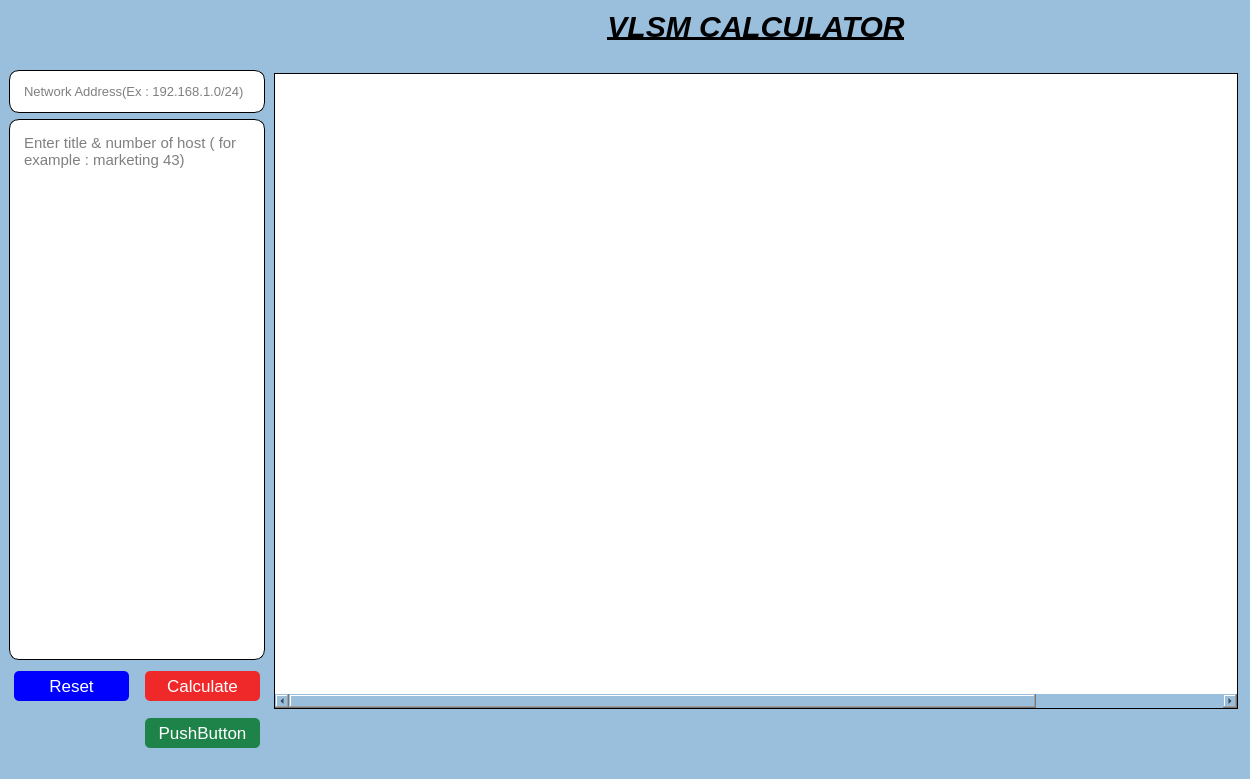
Qt form VLSM_Calculator/app.ui (Shad-Alam/VLSM-Calculator-App) before a commit.
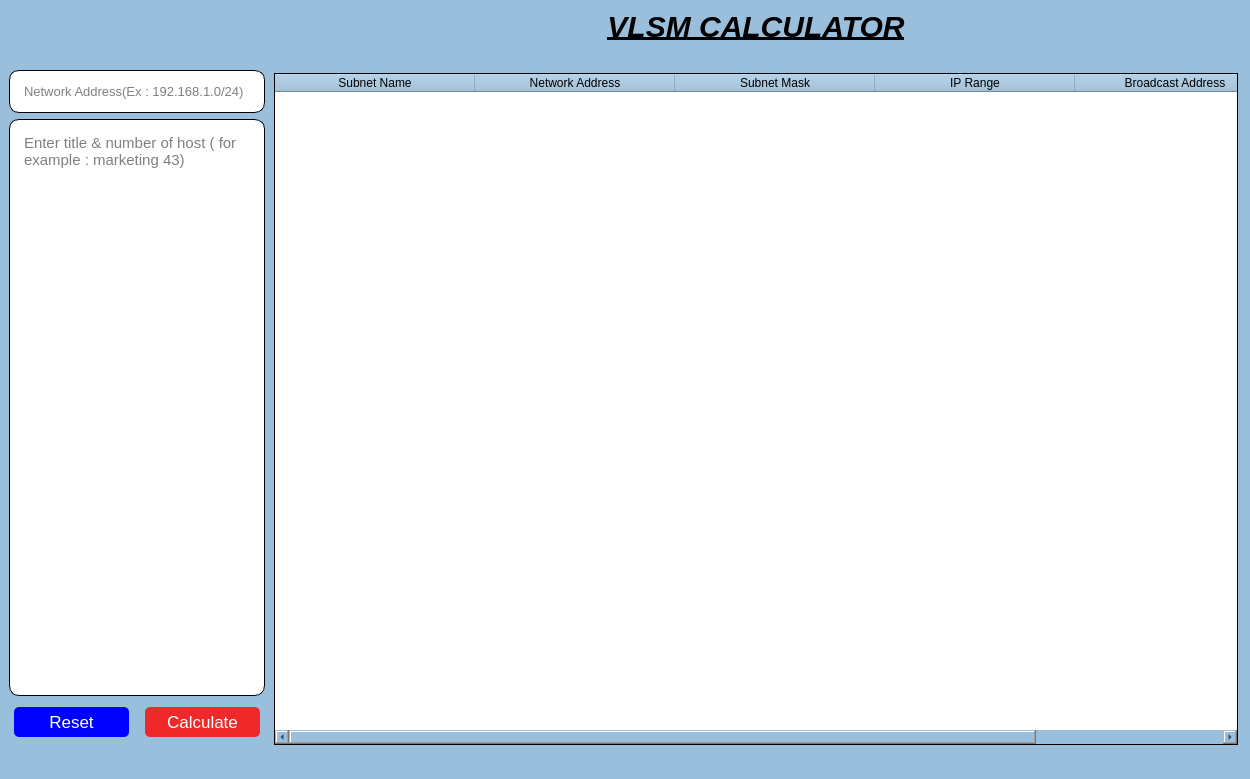
The same form after that commit.

Patch:
```diff
--- a/VLSM_Calculator/app.ui
+++ b/VLSM_Calculator/app.ui
@@ -198,7 +198,7 @@
        <enum>Qt::CustomDashLine</enum>
       </property>
       <attribute name="horizontalHeaderVisible">
-       <bool>false</bool>
+       <bool>true</bool>
       </attribute>
       <attribute name="horizontalHeaderCascadingSectionResizes">
        <bool>false</bool>
@@ -278,34 +278,6 @@
       </property>
      </widget>
     </item>
-    <item row="6" column="1">
-     <widget class="QPushButton" name="btn_export_CSV_file">
-      <property name="styleSheet">
-       <string notr="true">QPushButton{
-	color: white;
-   background-color: #1d8348;
-   border-radius: 5px;
-	font-size: 17px;
-	padding: 5px;
-	margin-left: 5px;
-	margin-right: 5px;
-}
-
-QPushButton:hover{
-	color: white;
-   background-color: #3498db;
-   border-radius: 5px;
-	font-size: 17px;
-	padding: 5px;
-	margin-left: 5px;
-	margin-right: 5px;
-}</string>
-      </property>
-      <property name="text">
-       <string>PushButton</string>
-      </property>
-     </widget>
-    </item>
    </layout>
   </widget>
   <widget class="QMenuBar" name="menubar">
```
